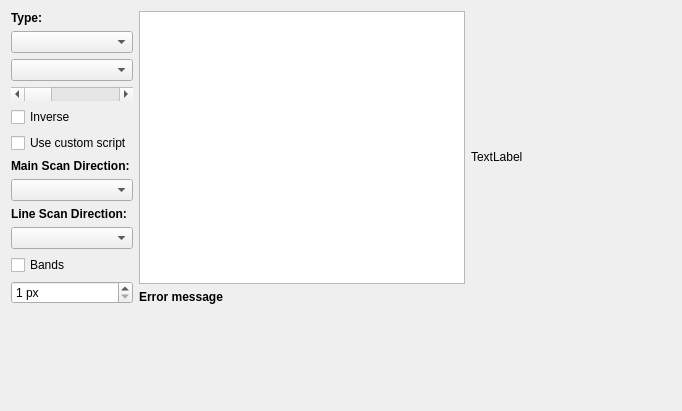
Before: the Qt Designer form controls/setup/parts/prepare/setuptabprepare.ui in riuson/lcd-image-converter, drawn with Qt 5.
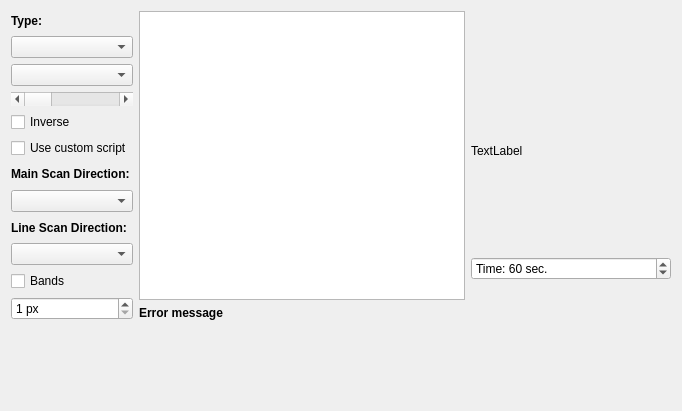
After: the same form once the commit is applied.

Commit message: Change animation time from UI

```diff
--- a/controls/setup/parts/prepare/setuptabprepare.ui
+++ b/controls/setup/parts/prepare/setuptabprepare.ui
@@ -13,7 +13,7 @@
   <property name="windowTitle">
    <string>Prepare</string>
   </property>
-  <layout class="QVBoxLayout" name="verticalLayout_3">
+  <layout class="QVBoxLayout" name="verticalLayout_4">
    <item>
     <layout class="QHBoxLayout" name="horizontalLayout">
      <item>
@@ -172,6 +172,21 @@
       </layout>
      </item>
      <item>
+      <layout class="QVBoxLayout" name="verticalLayout_3">
+       <item>
+        <spacer name="verticalSpacer_2">
+         <property name="orientation">
+          <enum>Qt::Vertical</enum>
+         </property>
+         <property name="sizeHint" stdset="0">
+          <size>
+           <width>20</width>
+           <height>40</height>
+          </size>
+         </property>
+        </spacer>
+       </item>
+       <item>
       <widget class="QLabel" name="labelScanPreview">
        <property name="sizePolicy">
         <sizepolicy hsizetype="Fixed" vsizetype="Fixed">
@@ -189,6 +204,40 @@
         <string>TextLabel</string>
        </property>
       </widget>
+       </item>
+       <item>
+        <widget class="QSpinBox" name="spinBoxAnimationTime">
+         <property name="suffix">
+          <string> sec.</string>
+         </property>
+         <property name="prefix">
+          <string>Time: </string>
+         </property>
+         <property name="minimum">
+          <number>10</number>
+         </property>
+         <property name="maximum">
+          <number>3600</number>
+         </property>
+         <property name="value">
+          <number>60</number>
+         </property>
+        </widget>
+       </item>
+       <item>
+        <spacer name="verticalSpacer_3">
+         <property name="orientation">
+          <enum>Qt::Vertical</enum>
+         </property>
+         <property name="sizeHint" stdset="0">
+          <size>
+           <width>20</width>
+           <height>40</height>
+          </size>
+         </property>
+        </spacer>
+       </item>
+      </layout>
      </item>
     </layout>
    </item>
```
Lines whose indentation alone changed are shown as unchanged. The commit also changes 4 other files.
